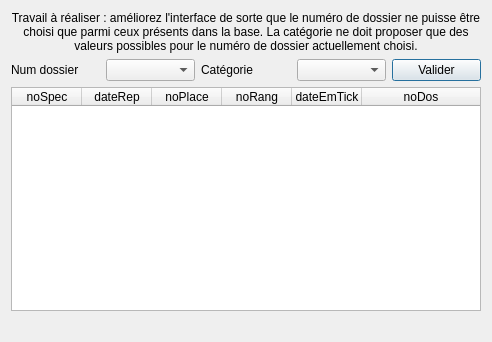
ALLian96/Projet2018BD, file Theatre_Project/gui/fct_comp_4.ui: the form before one commit.
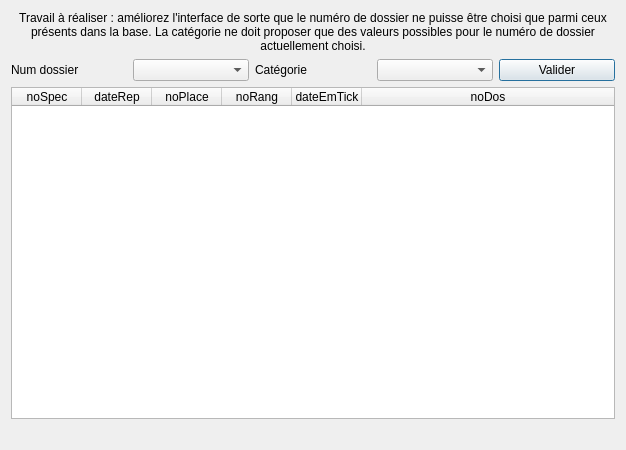
The form after the commit.

What changed in the file:
```diff
--- a/Theatre_Project/gui/fct_comp_4.ui
+++ b/Theatre_Project/gui/fct_comp_4.ui
@@ -6,8 +6,8 @@
    <rect>
     <x>0</x>
     <y>0</y>
-    <width>492</width>
-    <height>342</height>
+    <width>626</width>
+    <height>450</height>
    </rect>
   </property>
   <property name="windowTitle">
```
Left out of the diff: 21 changed lines with no effect on the pictures.
